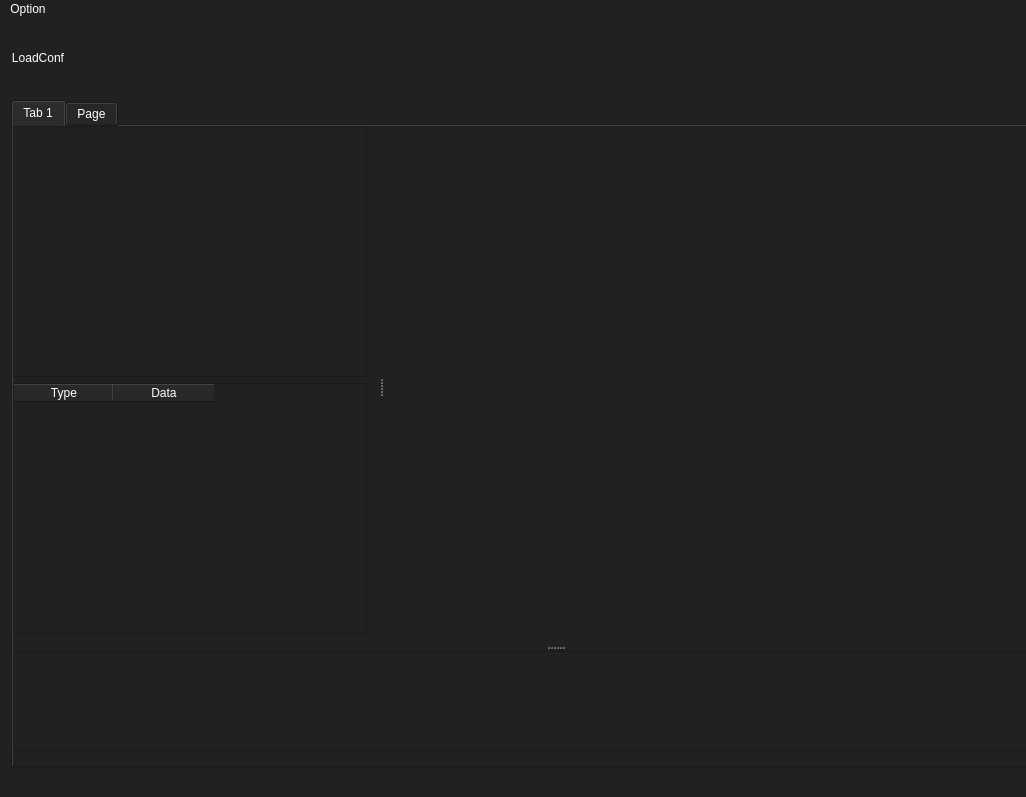
The window that ui/mainwidget.ui (SUV-Olympiad/SUV-GCS) describes before a commit, drawn with Qt 5.
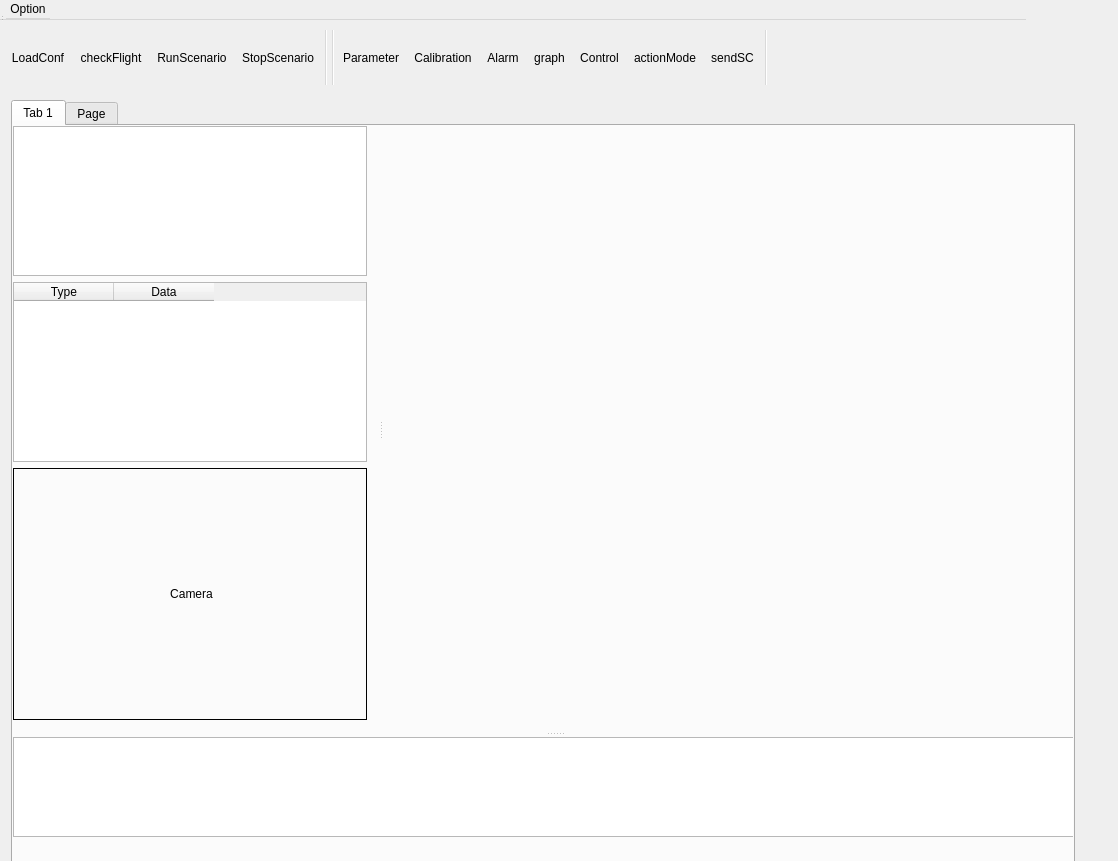
The same window after the commit. Icons and pictures are not drawn. Custom widgets are drawn as their Qt base class.

Commit message: Camera View

```diff
--- a/ui/mainwidget.ui
+++ b/ui/mainwidget.ui
@@ -6,8 +6,8 @@
    <rect>
     <x>0</x>
     <y>0</y>
-    <width>1026</width>
-    <height>797</height>
+    <width>1118</width>
+    <height>861</height>
    </rect>
   </property>
   <property name="sizePolicy">
@@ -29,10 +29,6 @@
    <iconset>
     <normaloff>:/icon/Src/UI/icon/title.png</normaloff>:/icon/Src/UI/icon/title.png</iconset>
   </property>
-  <property name="styleSheet">
-   <string notr="true">background-color:#212121;
-color:#fff</string>
-  </property>
   <widget class="QWidget" name="centralWidget">
    <property name="enabled">
     <bool>true</bool>
@@ -42,7 +38,7 @@
      <x>0</x>
      <y>0</y>
      <width>1086</width>
-     <height>779</height>
+     <height>901</height>
     </rect>
    </property>
    <property name="sizePolicy">
@@ -66,12 +62,21 @@
     </property>
     <item>
      <widget class="QTabWidget" name="tabWidget">
+      <property name="minimumSize">
+       <size>
+        <width>0</width>
+        <height>0</height>
+       </size>
+      </property>
+      <property name="maximumSize">
+       <size>
+        <width>1084</width>
+        <height>800</height>
+       </size>
+      </property>
       <property name="toolTip">
        <string>&lt;html&gt;&lt;head/&gt;&lt;body&gt;&lt;p&gt;Traffic Control&lt;/p&gt;&lt;/body&gt;&lt;/html&gt;</string>
       </property>
-      <property name="styleSheet">
-       <string notr="true"/>
-      </property>
       <property name="currentIndex">
        <number>0</number>
       </property>
@@ -85,7 +90,7 @@
           <x>0</x>
           <y>0</y>
           <width>1084</width>
-          <height>625</height>
+          <height>711</height>
          </rect>
         </property>
         <property name="sizePolicy">
@@ -134,12 +139,22 @@
             <number>0</number>
            </property>
            <item>
-            <widget class="QListWidget" name="flightList"/>
+            <widget class="QListWidget" name="flightList">
+             <property name="maximumSize">
+              <size>
+               <width>16777215</width>
+               <height>150</height>
+              </size>
+             </property>
+            </widget>
            </item>
            <item>
             <widget class="QTableWidget" name="flightInfo">
-             <property name="styleSheet">
-              <string notr="true"/>
+             <property name="maximumSize">
+              <size>
+               <width>16777215</width>
+               <height>180</height>
+              </size>
              </property>
              <column>
               <property name="text">
@@ -153,6 +168,22 @@
              </column>
             </widget>
            </item>
+           <item>
+            <widget class="QLabel" name="label">
+             <property name="minimumSize">
+              <size>
+               <width>200</width>
+               <height>200</height>
+              </size>
+             </property>
+             <property name="styleSheet">
+              <string notr="true">border-width: 1px; border-style: outset;</string>
+             </property>
+             <property name="text">
+              <string>&lt;html&gt;&lt;head/&gt;&lt;body&gt;&lt;p align=&quot;center&quot;&gt;Camera&lt;/p&gt;&lt;/body&gt;&lt;/html&gt;</string>
+             </property>
+            </widget>
+           </item>
           </layout>
          </widget>
          <widget class="QWidget" name="gridLayoutWidget_3">
@@ -218,7 +249,7 @@
      <x>0</x>
      <y>0</y>
      <width>1026</width>
-     <height>22</height>
+     <height>20</height>
     </rect>
    </property>
    <widget class="QMenu" name="menuOption">
@@ -246,6 +277,19 @@
     </size>
    </property>
    <addaction name="actionLoadConf"/>
+   <addaction name="actionCheckFlight"/>
+   <addaction name="actionRunScenario"/>
+   <addaction name="actionStopScenario"/>
+   <addaction name="separator"/>
+   <addaction name="separator"/>
+   <addaction name="actionParameter"/>
+   <addaction name="actionCalibration"/>
+   <addaction name="actionAlarm"/>
+   <addaction name="actionGraph"/>
+   <addaction name="actionControl"/>
+   <addaction name="actionMode"/>
+   <addaction name="actionsendSC"/>
+   <addaction name="separator"/>
   </widget>
   <widget class="QStatusBar" name="statusBar">
    <property name="geometry">
```
The commit also changes 9 other files.
